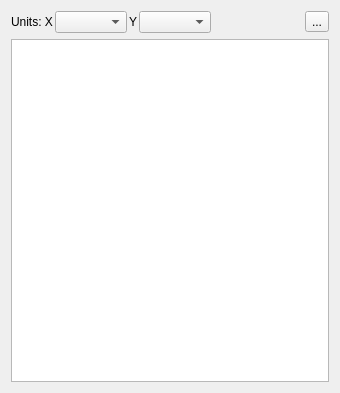
Above: qps/speclib/spectralprofileeditorwidget.ui from EnMAP-Box/qgispluginsupport before the change. Below: the same form after it.
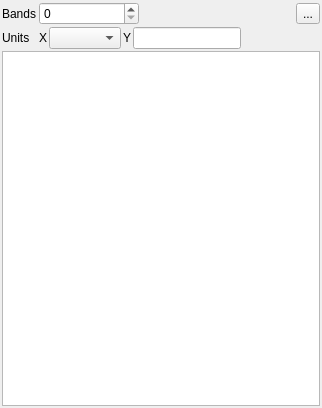
That is the form after the change. Icons and pictures are not drawn. Custom widgets are drawn as their Qt base class.

What changed in the file:
```diff
--- a/qps/speclib/spectralprofileeditorwidget.ui
+++ b/qps/speclib/spectralprofileeditorwidget.ui
@@ -6,77 +6,30 @@
    <rect>
     <x>0</x>
     <y>0</y>
-    <width>340</width>
-    <height>393</height>
+    <width>322</width>
+    <height>408</height>
    </rect>
   </property>
   <property name="windowTitle">
    <string>Form</string>
   </property>
-  <layout class="QVBoxLayout" name="verticalLayout">
-   <item>
-    <layout class="QHBoxLayout" name="horizontalLayout">
-     <property name="spacing">
-      <number>2</number>
-     </property>
-     <property name="topMargin">
-      <number>0</number>
-     </property>
-     <item>
-      <widget class="QLabel" name="label_2">
-       <property name="text">
-        <string>Units: X</string>
-       </property>
-      </widget>
-     </item>
-     <item>
-      <widget class="QComboBox" name="cbYUnit">
-       <property name="editable">
-        <bool>false</bool>
-       </property>
-      </widget>
-     </item>
-     <item>
-      <widget class="QLabel" name="label">
-       <property name="text">
-        <string>Y</string>
-       </property>
-      </widget>
-     </item>
-     <item>
-      <widget class="QComboBox" name="cbXUnit">
-       <property name="editable">
-        <bool>false</bool>
-       </property>
-      </widget>
-     </item>
-     <item>
-      <spacer name="horizontalSpacer">
-       <property name="orientation">
-        <enum>Qt::Horizontal</enum>
-       </property>
-       <property name="sizeHint" stdset="0">
-        <size>
-         <width>40</width>
-         <height>20</height>
-        </size>
-       </property>
-      </spacer>
-     </item>
-     <item>
-      <widget class="QToolButton" name="btnReset">
-       <property name="text">
-        <string>...</string>
-       </property>
-       <property name="icon">
-        <iconset resource="../qpsresources.qrc">
-         <normaloff>:/qps/ui/icons/undo_orange.svg</normaloff>:/qps/ui/icons/undo_orange.svg</iconset>
-       </property>
-      </widget>
-     </item>
-    </layout>
-   </item>
-   <item>
+  <layout class="QGridLayout" name="gridLayout">
+   <property name="leftMargin">
+    <number>2</number>
+   </property>
+   <property name="topMargin">
+    <number>2</number>
+   </property>
+   <property name="rightMargin">
+    <number>2</number>
+   </property>
+   <property name="bottomMargin">
+    <number>2</number>
+   </property>
+   <property name="spacing">
+    <number>2</number>
+   </property>
+   <item row="3" column="0">
     <widget class="QTableView" name="tableView">
      <property name="sizePolicy">
       <sizepolicy hsizetype="Expanding" vsizetype="Expanding">
@@ -104,6 +57,140 @@
      </attribute>
     </widget>
    </item>
+   <item row="2" column="0">
+    <layout class="QFormLayout" name="formLayout">
+     <property name="horizontalSpacing">
+      <number>2</number>
+     </property>
+     <property name="verticalSpacing">
+      <number>2</number>
+     </property>
+     <property name="topMargin">
+      <number>0</number>
+     </property>
+     <item row="0" column="0">
+      <widget class="QLabel" name="label_3">
+       <property name="text">
+        <string>Bands</string>
+       </property>
+      </widget>
+     </item>
+     <item row="1" column="0">
+      <widget class="QLabel" name="label_2">
+       <property name="text">
+        <string>Units</string>
+       </property>
+      </widget>
+     </item>
+     <item row="0" column="1">
+      <layout class="QHBoxLayout" name="horizontalLayout">
+       <property name="spacing">
+        <number>2</number>
+       </property>
+       <property name="topMargin">
+        <number>0</number>
+       </property>
+       <item>
+        <widget class="QgsSpinBox" name="sbBands">
+         <property name="minimumSize">
+          <size>
+           <width>100</width>
+           <height>0</height>
+          </size>
+         </property>
+         <property name="minimum">
+          <number>0</number>
+         </property>
+         <property name="maximum">
+          <number>10000</number>
+         </property>
+        </widget>
+       </item>
+       <item>
+        <spacer name="horizontalSpacer">
+         <property name="orientation">
+          <enum>Qt::Horizontal</enum>
+         </property>
+         <property name="sizeHint" stdset="0">
+          <size>
+           <width>0</width>
+           <height>20</height>
+          </size>
+         </property>
+        </spacer>
+       </item>
+       <item>
+        <widget class="QToolButton" name="btnReset">
+         <property name="text">
+          <string>...</string>
+         </property>
+         <property name="icon">
+          <iconset resource="../qpsresources.qrc">
+           <normaloff>:/qps/ui/icons/undo_orange.svg</normaloff>:/qps/ui/icons/undo_orange.svg</iconset>
+         </property>
+        </widget>
+       </item>
+      </layout>
+     </item>
+     <item row="1" column="1">
+      <layout class="QHBoxLayout" name="horizontalLayout_2">
+       <property name="topMargin">
+        <number>0</number>
+       </property>
+       <item>
+        <widget class="QLabel" name="label_4">
+         <property name="text">
+          <string>X</string>
+         </property>
+        </widget>
+       </item>
+       <item>
+        <widget class="QComboBox" name="cbXUnit">
+         <property name="sizePolicy">
+          <sizepolicy hsizetype="Preferred" vsizetype="Fixed">
+           <horstretch>0</horstretch>
+           <verstretch>0</verstretch>
+          </sizepolicy>
+         </property>
+         <property name="editable">
+          <bool>false</bool>
+         </property>
+        </widget>
+       </item>
+       <item>
+        <widget class="QLabel" name="label">
+         <property name="text">
+          <string>Y</string>
+         </property>
+        </widget>
+       </item>
+       <item>
+        <widget class="QLineEdit" name="tbYUnit">
+         <property name="sizePolicy">
+          <sizepolicy hsizetype="Preferred" vsizetype="Fixed">
+           <horstretch>0</horstretch>
+           <verstretch>0</verstretch>
+          </sizepolicy>
+         </property>
+        </widget>
+       </item>
+       <item>
+        <spacer name="horizontalSpacer_2">
+         <property name="orientation">
+          <enum>Qt::Horizontal</enum>
+         </property>
+         <property name="sizeHint" stdset="0">
+          <size>
+           <width>0</width>
+           <height>20</height>
+          </size>
+         </property>
+        </spacer>
+       </item>
+      </layout>
+     </item>
+    </layout>
+   </item>
   </layout>
   <action name="actionReset">
    <property name="icon">
@@ -115,6 +202,13 @@
    </property>
   </action>
  </widget>
+ <customwidgets>
+  <customwidget>
+   <class>QgsSpinBox</class>
+   <extends>QSpinBox</extends>
+   <header>qgsspinbox.h</header>
+  </customwidget>
+ </customwidgets>
  <resources>
   <include location="../qpsresources.qrc"/>
   <include location="../../../QGIS/images/images.qrc"/>
```
Left out of the diff: 4 changed lines with no effect on the pictures.
